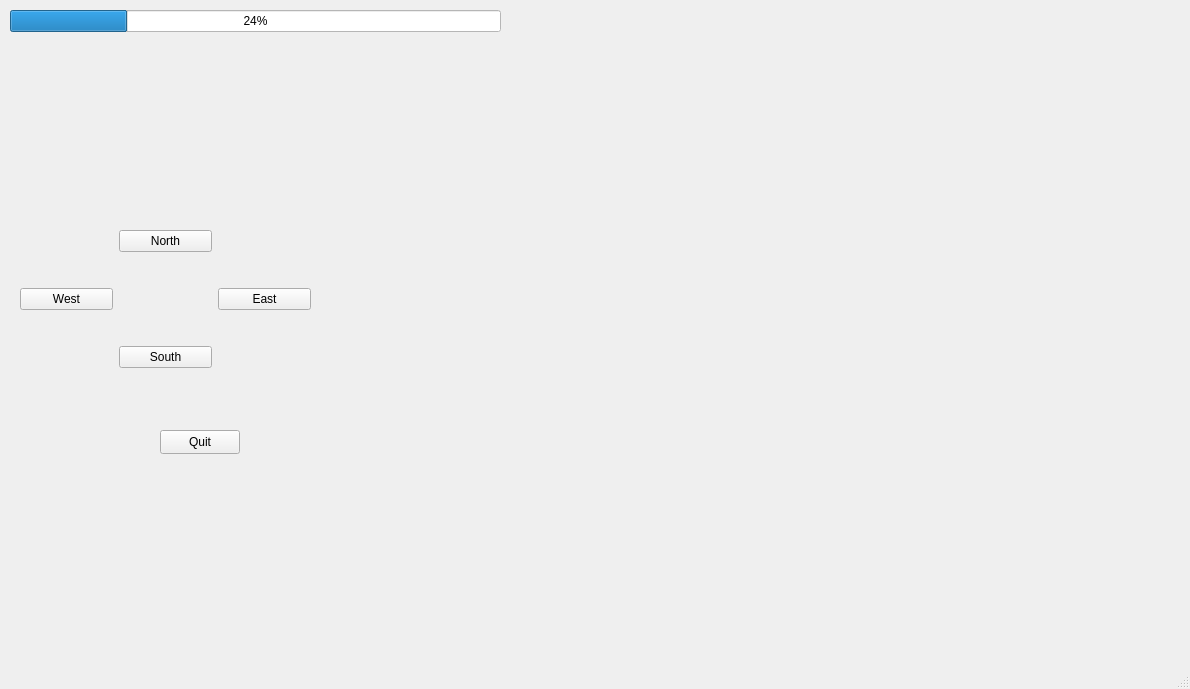
Above: mainwindow.ui from LyGabiCS/CS4076 before the change. Below: the same form after it.
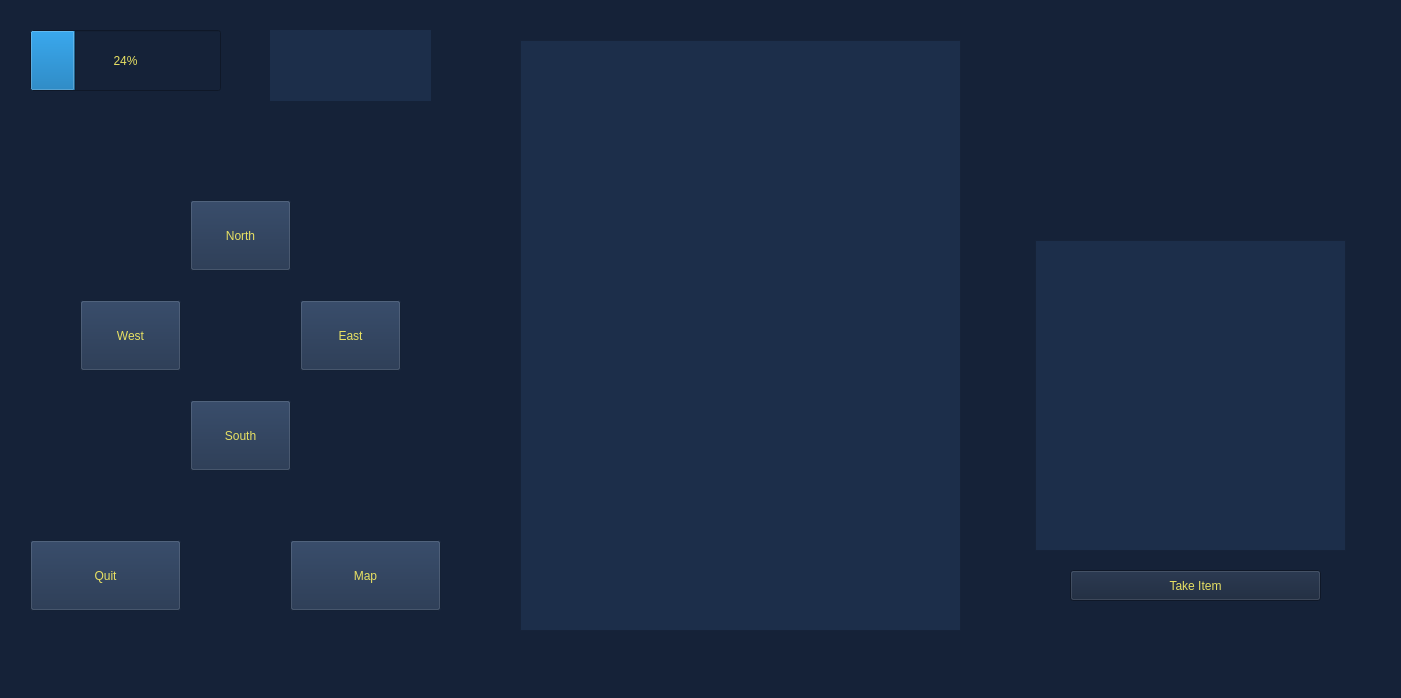
That is the form after the change. Icons and pictures are not drawn.

Patch:
```diff
--- a/mainwindow.ui
+++ b/mainwindow.ui
@@ -6,123 +6,208 @@
    <rect>
     <x>0</x>
     <y>0</y>
-    <width>1190</width>
-    <height>689</height>
+    <width>1401</width>
+    <height>698</height>
    </rect>
   </property>
   <property name="windowTitle">
    <string>MainWindow</string>
   </property>
+  <property name="styleSheet">
+   <string notr="true">background: rgb(21, 34, 56);
+color: rgb(232, 225, 99);
+font: 700 12pt &quot;Script MT Bold&quot;;</string>
+  </property>
   <widget class="QWidget" name="centralwidget">
    <widget class="QPushButton" name="Quit">
     <property name="geometry">
      <rect>
-      <x>160</x>
-      <y>430</y>
-      <width>80</width>
-      <height>24</height>
+      <x>30</x>
+      <y>540</y>
+      <width>151</width>
+      <height>71</height>
      </rect>
     </property>
+    <property name="styleSheet">
+     <string notr="true">background: rgb(28, 46, 74)
+</string>
+    </property>
     <property name="text">
      <string>Quit</string>
     </property>
    </widget>
-   <widget class="QWidget" name="formLayoutWidget">
+   <widget class="QPushButton" name="Map_Button">
     <property name="geometry">
      <rect>
-      <x>10</x>
-      <y>10</y>
-      <width>491</width>
-      <height>31</height>
+      <x>290</x>
+      <y>540</y>
+      <width>151</width>
+      <height>71</height>
      </rect>
     </property>
-    <layout class="QFormLayout" name="formLayout">
-     <item row="0" column="0" colspan="2">
-      <widget class="QProgressBar" name="MoneyCollected">
-       <property name="styleSheet">
-        <string notr="true">background-color: rgb(255, 255, 255);
-</string>
-       </property>
-       <property name="value">
-        <number>24</number>
-       </property>
-      </widget>
-     </item>
-    </layout>
+    <property name="styleSheet">
+     <string notr="true">background: rgb(28, 46, 74)</string>
+    </property>
+    <property name="text">
+     <string>Map</string>
+    </property>
    </widget>
-   <widget class="QWidget" name="gridLayoutWidget">
+   <widget class="QPushButton" name="North">
     <property name="geometry">
      <rect>
-      <x>20</x>
+      <x>190</x>
       <y>200</y>
-      <width>291</width>
-      <height>201</height>
+      <width>101</width>
+      <height>71</height>
      </rect>
     </property>
-    <layout class="QGridLayout" name="gridLayout">
-     <item row="4" column="1">
-      <widget class="QPushButton" name="South">
-       <property name="text">
-        <string>South</string>
-       </property>
-      </widget>
-     </item>
-     <item row="2" column="2">
-      <widget class="QPushButton" name="East">
-       <property name="text">
-        <string>East</string>
-       </property>
-      </widget>
-     </item>
-     <item row="1" column="1">
-      <widget class="QPushButton" name="North">
-       <property name="text">
-        <string>North</string>
-       </property>
-       <property name="iconSize">
-        <size>
-         <width>16</width>
-         <height>16</height>
-        </size>
-       </property>
-      </widget>
-     </item>
-     <item row="1" column="0">
-      <spacer name="horizontalSpacer">
-       <property name="orientation">
-        <enum>Qt::Horizontal</enum>
-       </property>
-       <property name="sizeType">
-        <enum>QSizePolicy::Minimum</enum>
-       </property>
-       <property name="sizeHint" stdset="0">
-        <size>
-         <width>40</width>
-         <height>20</height>
-        </size>
-       </property>
-      </spacer>
-     </item>
-     <item row="2" column="0">
-      <widget class="QPushButton" name="West">
-       <property name="text">
-        <string>West</string>
-       </property>
-      </widget>
-     </item>
-    </layout>
+    <property name="styleSheet">
+     <string notr="true">background: rgb(28, 46, 74)</string>
+    </property>
+    <property name="text">
+     <string>North</string>
+    </property>
+    <property name="iconSize">
+     <size>
+      <width>16</width>
+      <height>16</height>
+     </size>
+    </property>
+   </widget>
+   <widget class="QPushButton" name="East">
+    <property name="geometry">
+     <rect>
+      <x>300</x>
+      <y>300</y>
+      <width>101</width>
+      <height>71</height>
+     </rect>
+    </property>
+    <property name="styleSheet">
+     <string notr="true">background: rgb(28, 46, 74)</string>
+    </property>
+    <property name="text">
+     <string>East</string>
+    </property>
+   </widget>
+   <widget class="QPushButton" name="West">
+    <property name="geometry">
+     <rect>
+      <x>80</x>
+      <y>300</y>
+      <width>101</width>
+      <height>71</height>
+     </rect>
+    </property>
+    <property name="styleSheet">
+     <string notr="true">background: rgb(28, 46, 74)</string>
+    </property>
+    <property name="text">
+     <string>West</string>
+    </property>
+   </widget>
+   <widget class="QPushButton" name="South">
+    <property name="geometry">
+     <rect>
+      <x>190</x>
+      <y>400</y>
+      <width>101</width>
+      <height>71</height>
+     </rect>
+    </property>
+    <property name="styleSheet">
+     <string notr="true">background: rgb(28, 46, 74)</string>
+    </property>
+    <property name="text">
+     <string>South</string>
+    </property>
    </widget>
    <widget class="QLabel" name="Map">
     <property name="geometry">
      <rect>
-      <x>38</x>
-      <y>55</y>
+      <x>1000</x>
+      <y>20</y>
+      <width>361</width>
+      <height>191</height>
+     </rect>
+    </property>
+    <property name="styleSheet">
+     <string notr="true">background-image: url(:/img/img/Forchtenstein-grounds-map.png);</string>
+    </property>
+    <property name="text">
+     <string/>
+    </property>
+   </widget>
+   <widget class="QProgressBar" name="CoinCollected">
+    <property name="geometry">
+     <rect>
+      <x>30</x>
+      <y>30</y>
+      <width>191</width>
+      <height>61</height>
+     </rect>
+    </property>
+    <property name="value">
+     <number>24</number>
+    </property>
+   </widget>
+   <widget class="QTextBrowser" name="TextWindow">
+    <property name="geometry">
+     <rect>
+      <x>520</x>
+      <y>40</y>
+      <width>441</width>
+      <height>591</height>
+     </rect>
+    </property>
+    <property name="styleSheet">
+     <string notr="true">background: rgb(28, 46, 74)</string>
+    </property>
+   </widget>
+   <widget class="QLabel" name="TimeLeft">
+    <property name="geometry">
+     <rect>
+      <x>270</x>
+      <y>30</y>
+      <width>161</width>
+      <height>71</height>
+     </rect>
+    </property>
+    <property name="layoutDirection">
+     <enum>Qt::RightToLeft</enum>
+    </property>
+    <property name="styleSheet">
+     <string notr="true">background: rgb(28, 46, 74);</string>
+    </property>
+    <property name="text">
+     <string/>
+    </property>
+   </widget>
+   <widget class="QListWidget" name="Inventory">
+    <property name="geometry">
+     <rect>
+      <x>1035</x>
+      <y>240</y>
+      <width>311</width>
+      <height>311</height>
+     </rect>
+    </property>
+    <property name="styleSheet">
+     <string notr="true">background: rgb(28, 46, 74)
+</string>
+    </property>
+   </widget>
+   <widget class="QPushButton" name="Take_Button">
+    <property name="geometry">
+     <rect>
+      <x>1070</x>
+      <y>570</y>
       <width>251</width>
-      <height>121</height>
+      <height>31</height>
      </rect>
     </property>
     <property name="text">
-     <string/>
+     <string>Take Item</string>
     </property>
    </widget>
   </widget>
```
Left out of the diff: 4 changed lines with no effect on the pictures.
